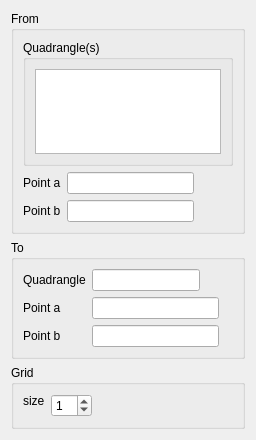
Qt form src/HEXABLOCKGUI/JoinQuad_QTD.ui (SalomePlatform/hexablock) before a commit.
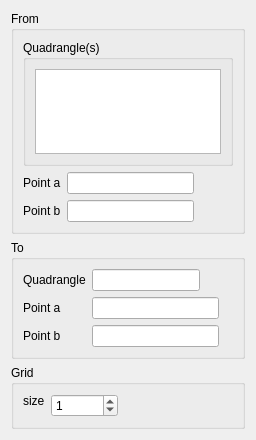
The same form after that commit.

Diff of the .ui file:
```diff
--- a/src/HEXABLOCKGUI/JoinQuad_QTD.ui
+++ b/src/HEXABLOCKGUI/JoinQuad_QTD.ui
@@ -238,6 +238,9 @@
           <verstretch>0</verstretch>
          </sizepolicy>
         </property>
+        <property name="maximum">
+         <number>1000000</number>
+        </property>
         <property name="value">
          <number>1</number>
         </property>
```
